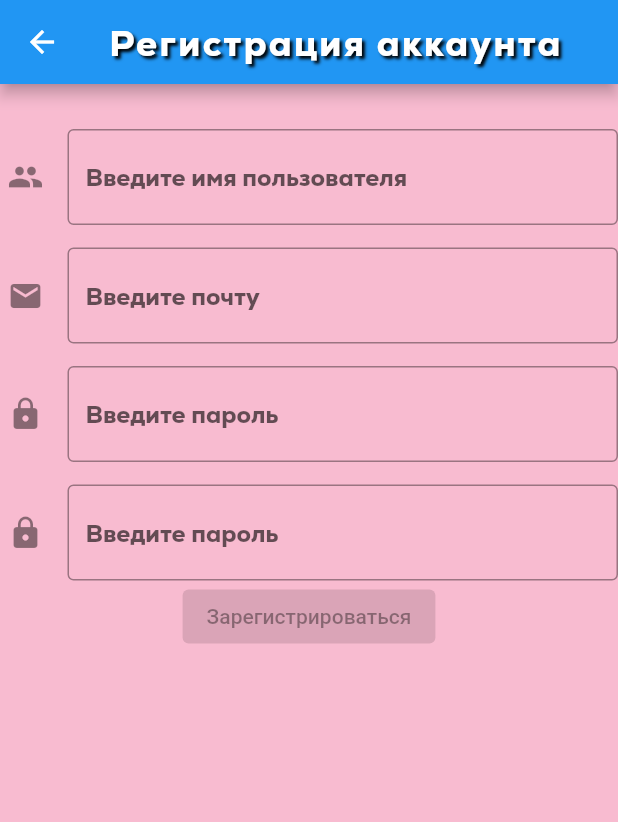
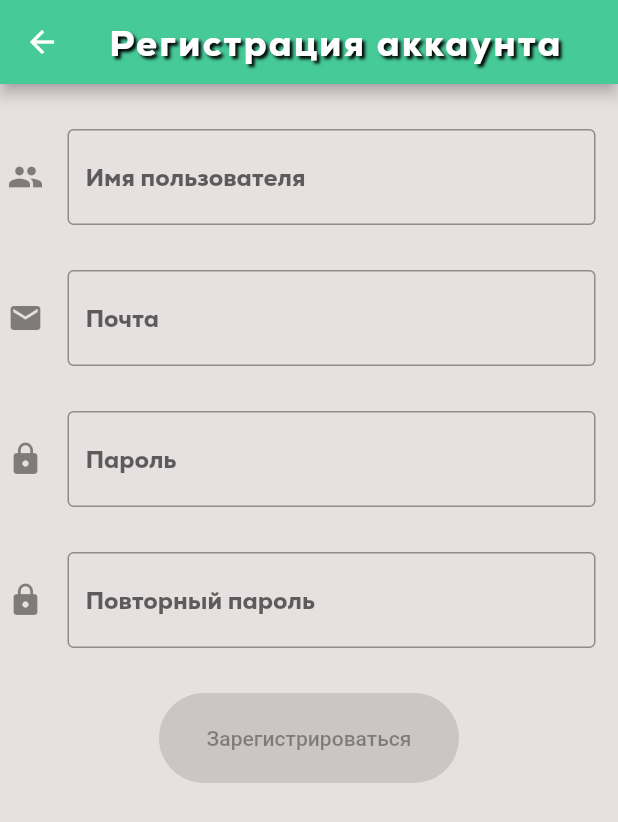
Before and after one commit to SebrianFoxy/Mobile_Project, a Flutter app: the screen it shows after launch, after a tap on "Зарегистрироваться", on a phone screen of 412 x 824 dp. Shown: the top 822 px of the screen. Run offline on Flutter 3.47's test engine with Material 2 defaults, Android fonts, the phone set to English and light mode, and no system bars; our stand-ins replace hive, hive_flutter, image_picker, jwt_decoder, supabase_flutter; accounts and stored records are empty.

Commit message:
изменение дизайна

```diff
--- a/lib/main.dart
+++ b/lib/main.dart
@@ -1,3 +1,4 @@
+import 'package:cognitivyskills/ui/navigation.dart';
 import 'package:cognitivyskills/ui/startHome.dart';
 import 'package:flutter/material.dart';
 import 'ui/registration.dart';
--- a/lib/ui/registration.dart
+++ b/lib/ui/registration.dart
@@ -44,8 +44,9 @@ class _registrationState extends State<registration> {
 
   Widget build(BuildContext context) {
     return Scaffold(
-      backgroundColor: Colors.pink[100],
+      backgroundColor: Color.fromARGB(255, 231, 224, 224),
       appBar: AppBar(
+        backgroundColor: Color.fromARGB(255, 70, 202, 152),
         title: Text('Регистрация аккаунта', style: TextStyle(
           fontSize:24,
           fontWeight: FontWeight.bold,
@@ -65,7 +66,7 @@ class _registrationState extends State<registration> {
         child: Column(
           children: [
             Padding(
-              padding: EdgeInsets.only(top: 30, left: 5),
+              padding: EdgeInsets.only(top: 30, left: 5,right: 15),
               child: Form(
                 key: _formKey1,
                 child: TextFormField(
@@ -73,7 +74,7 @@ class _registrationState extends State<registration> {
                   decoration: InputDecoration(
                     border: OutlineInputBorder(),
                     icon: Icon(Icons.people),
-                    hintText: "Введите имя пользователя",
+                    hintText: "Имя пользователя",
                     hintStyle: TextStyle(fontFamily: 'Nexa'),
                   ),
                   validator: (value) {
@@ -99,7 +100,7 @@ class _registrationState extends State<registration> {
               ),
             ),
             Padding(
-              padding: EdgeInsets.only(top:15, left: 5),
+              padding: EdgeInsets.only(top: 30, left: 5,right: 15),
               child: Form(
                 key: _formKey2,
                 child: TextFormField(
@@ -107,7 +108,7 @@ class _registrationState extends State<registration> {
                   decoration: InputDecoration(
                     border: OutlineInputBorder(),
                     icon: Icon(Icons.email),
-                    hintText: "Введите почту",
+                    hintText: "Почта",
                     hintStyle: TextStyle(fontFamily: 'Nexa'),
                   ),
                   validator: (value) {
@@ -130,7 +131,7 @@ class _registrationState extends State<registration> {
               ),
             ),
             Padding(
-              padding: EdgeInsets.only(top:15, left: 5),
+              padding: EdgeInsets.only(top: 30, left: 5,right: 15),
               child: Form(
                 key:_formKey3,
                 child: TextFormField(
@@ -139,7 +140,7 @@ class _registrationState extends State<registration> {
                   decoration: InputDecoration(
                     border: OutlineInputBorder(),
                     icon: Icon(Icons.lock),
-                    hintText: "Введите пароль",
+                    hintText: "Пароль",
                     hintStyle: TextStyle(fontFamily: 'Nexa'),
                   ),
                   validator: (value) {
@@ -161,7 +162,7 @@ class _registrationState extends State<registration> {
               ),
             ),
             Padding(
-              padding: EdgeInsets.only(top: 15, left: 5),
+              padding: EdgeInsets.only(top: 30, left: 5,right: 15),
               child: Form(
                 key: _formKey4,
                 child: TextFormField(
@@ -170,7 +171,7 @@ class _registrationState extends State<registration> {
                   decoration: InputDecoration(
                     border: OutlineInputBorder(),
                     icon: Icon(Icons.lock),
-                    hintText: "Введите пароль",
+                    hintText: "Повторный пароль",
                     hintStyle: TextStyle(fontFamily: 'Nexa'),
                   ),
                   validator: (value) {
@@ -191,6 +192,7 @@ class _registrationState extends State<registration> {
                 ),
               ),
             ),
+            SizedBox(height: 30),
             ElevatedButton(
               onPressed: _isButtonEnabled ? () async {
                 setState(() {
@@ -242,6 +244,13 @@ class _registrationState extends State<registration> {
                   print(error);
                 }
               } : null,
+              style: ElevatedButton.styleFrom(
+                backgroundColor: Color.fromARGB(255, 51, 224, 129),
+                minimumSize: Size(200, 60),
+                shape: RoundedRectangleBorder(
+                  borderRadius: BorderRadius.circular(30),
+                ),
+              ),
               child: Text('Зарегистрироваться'),
             ),
           ],
--- a/lib/ui/startHome.dart
+++ b/lib/ui/startHome.dart
@@ -16,26 +16,7 @@ class _StartHomeState extends State<startHome> {
   @override
   Widget build(BuildContext context) {
     return Scaffold(
-      backgroundColor: Colors.pink[100],
-      appBar: AppBar(
-        title: Text(
-          'Главная страница',
-          style: TextStyle(
-            fontSize: 24,
-            fontWeight: FontWeight.bold,
-            letterSpacing: 1.5,
-            fontFamily: 'Nexa',
-            shadows: [
-              Shadow(
-                color: Colors.black,
-                blurRadius: 2,
-                offset: Offset(2, 2),
-              ),
-            ],
-          ),
-        ),
-        centerTitle: true,
-      ),
+      backgroundColor: Color.fromARGB(255, 231, 224, 224),
       body: Center(
         child: Column(
           mainAxisAlignment: MainAxisAlignment.center,
@@ -43,23 +24,21 @@ class _StartHomeState extends State<startHome> {
             Text(
               'Войдите в аккаунт',
               style: TextStyle(
-                fontSize: 24,
+                color: Color.fromARGB(255, 49, 47, 47),
+                fontSize: 32,
                 fontWeight: FontWeight.bold,
                 letterSpacing: 1.5,
                 fontFamily: 'Nexa',
-                shadows: [
-                  Shadow(
-                    color: Colors.black,
-                    blurRadius: 2,
-                    offset: Offset(2, 2),
-                  ),
-                ],
               ),
             ),
             SizedBox(height: 40),
             ElevatedButton(
               style: ElevatedButton.styleFrom(
+                backgroundColor: Color.fromARGB(255, 51, 224, 129),
                 minimumSize: Size(300, 100),
+                shape: RoundedRectangleBorder(
+                  borderRadius: BorderRadius.circular(30),
+                ),
               ),
               onPressed: () {
                 Navigator.push(
@@ -81,12 +60,16 @@ class _StartHomeState extends State<startHome> {
                 );
               },
               child: const Text('Зарегистрироваться',
-                  style: TextStyle(fontSize: 18)),
+                  style: TextStyle(fontSize: 20)),
             ),
             SizedBox(height: 10),
             ElevatedButton(
               style: ElevatedButton.styleFrom(
+                backgroundColor: Color.fromARGB(255, 51, 224, 129),
                 minimumSize: Size(300, 100),
+                shape: RoundedRectangleBorder(
+                  borderRadius: BorderRadius.circular(30),
+                ),
               ),
               onPressed: () {
                 Navigator.push(
@@ -108,19 +91,7 @@ class _StartHomeState extends State<startHome> {
                 );
               },
               child: const Text('Авторизоваться',
-                  style: TextStyle(fontSize: 18)),
-            ),
-            ElevatedButton(onPressed: () async {
-              try{
-                final responseEmail = await Supabase.instance.client
-                        .from('Users')
-                        .select('Email')
-                        .eq('Email', 'slave@gmail.com').limit(1);
-                print(responseEmail[0]['Email']);
-              }catch(e){
-                print(e);
-              }
-            }, child: Text('Для проверки')
+                  style: TextStyle(fontSize: 20)),
             ),
           ],
         ),
```
Also changed, not shown: lib/ui/authorization.dart (+29 -4 lines), lib/ui/navigation.dart (added, +54 -0 lines), lib/ui/profilemenu.dart (+51 -9 lines).
